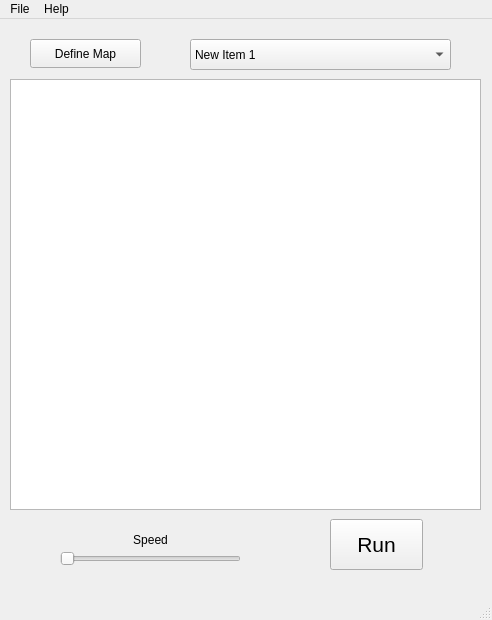
Old version of the form ventana.ui in the repository vialrogo/agentes-ia.
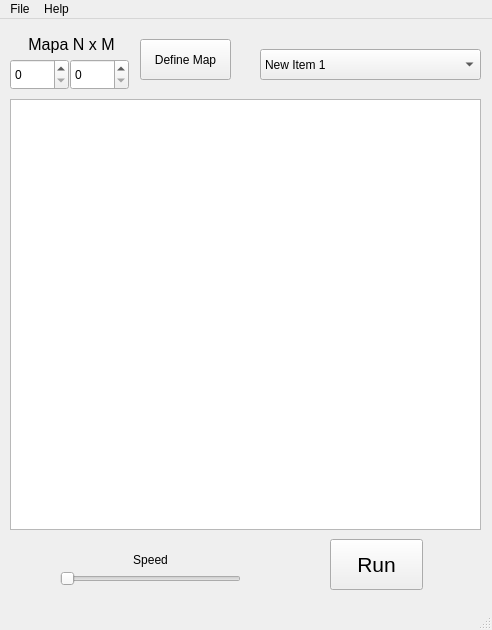
New version of the form.

```diff
--- a/ventana.ui
+++ b/ventana.ui
@@ -7,19 +7,19 @@
     <x>0</x>
     <y>0</y>
     <width>492</width>
-    <height>620</height>
+    <height>630</height>
    </rect>
   </property>
   <property name="minimumSize">
    <size>
     <width>492</width>
-    <height>620</height>
+    <height>630</height>
    </size>
   </property>
   <property name="maximumSize">
    <size>
     <width>492</width>
-    <height>620</height>
+    <height>630</height>
    </size>
   </property>
   <property name="windowTitle">
@@ -32,10 +32,10 @@
    <widget class="QPushButton" name="botonDefineMap">
     <property name="geometry">
      <rect>
-      <x>30</x>
+      <x>140</x>
       <y>20</y>
-      <width>111</width>
-      <height>29</height>
+      <width>91</width>
+      <height>41</height>
      </rect>
     </property>
     <property name="text">
@@ -46,7 +46,7 @@
     <property name="geometry">
      <rect>
       <x>330</x>
-      <y>500</y>
+      <y>520</y>
       <width>93</width>
       <height>51</height>
      </rect>
@@ -64,7 +64,7 @@
     <property name="geometry">
      <rect>
       <x>60</x>
-      <y>530</y>
+      <y>550</y>
       <width>181</width>
       <height>20</height>
      </rect>
@@ -77,7 +77,7 @@
     <property name="geometry">
      <rect>
       <x>110</x>
-      <y>510</y>
+      <y>530</y>
       <width>81</width>
       <height>21</height>
      </rect>
@@ -92,9 +92,9 @@
    <widget class="QComboBox" name="comboBoxAlgoritmos">
     <property name="geometry">
      <rect>
-      <x>190</x>
-      <y>20</y>
-      <width>261</width>
+      <x>260</x>
+      <y>30</y>
+      <width>221</width>
       <height>31</height>
      </rect>
     </property>
@@ -113,12 +113,53 @@
     <property name="geometry">
      <rect>
       <x>10</x>
-      <y>60</y>
+      <y>80</y>
       <width>471</width>
       <height>431</height>
      </rect>
     </property>
    </widget>
+   <widget class="QSpinBox" name="spinBoxN">
+    <property name="geometry">
+     <rect>
+      <x>10</x>
+      <y>40</y>
+      <width>59</width>
+      <height>31</height>
+     </rect>
+    </property>
+   </widget>
+   <widget class="QSpinBox" name="spinBoxM">
+    <property name="geometry">
+     <rect>
+      <x>70</x>
+      <y>40</y>
+      <width>59</width>
+      <height>31</height>
+     </rect>
+    </property>
+   </widget>
+   <widget class="QLabel" name="label">
+    <property name="geometry">
+     <rect>
+      <x>16</x>
+      <y>10</y>
+      <width>111</width>
+      <height>31</height>
+     </rect>
+    </property>
+    <property name="font">
+     <font>
+      <pointsize>12</pointsize>
+     </font>
+    </property>
+    <property name="text">
+     <string>Mapa N x M</string>
+    </property>
+    <property name="alignment">
+     <set>Qt::AlignCenter</set>
+    </property>
+   </widget>
   </widget>
   <widget class="QMenuBar" name="menuBar">
    <property name="geometry">
```
